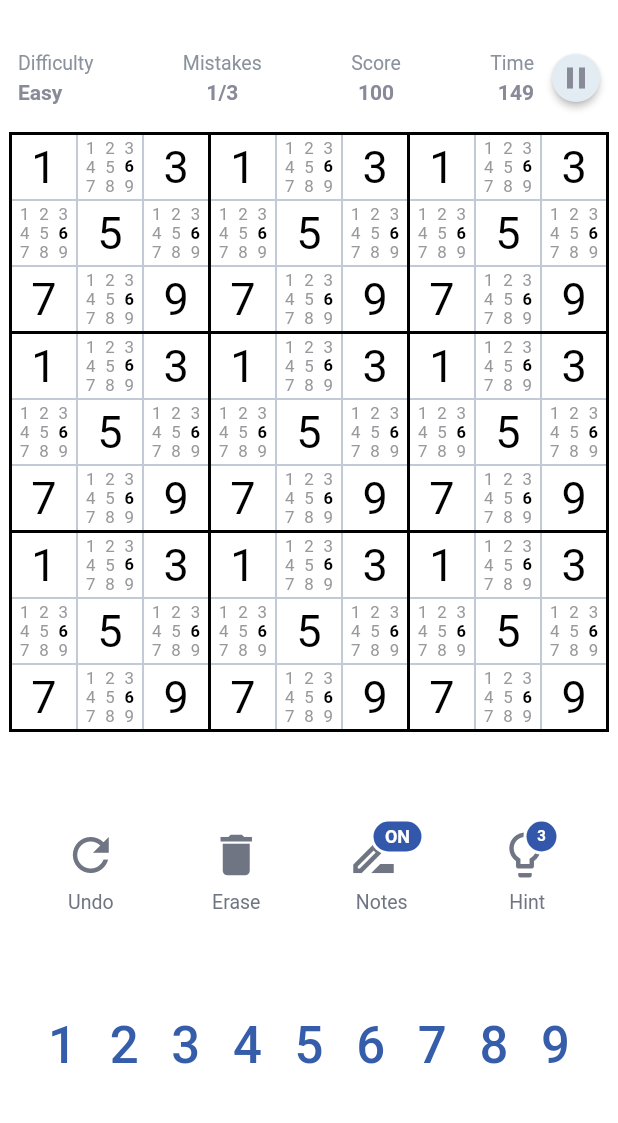
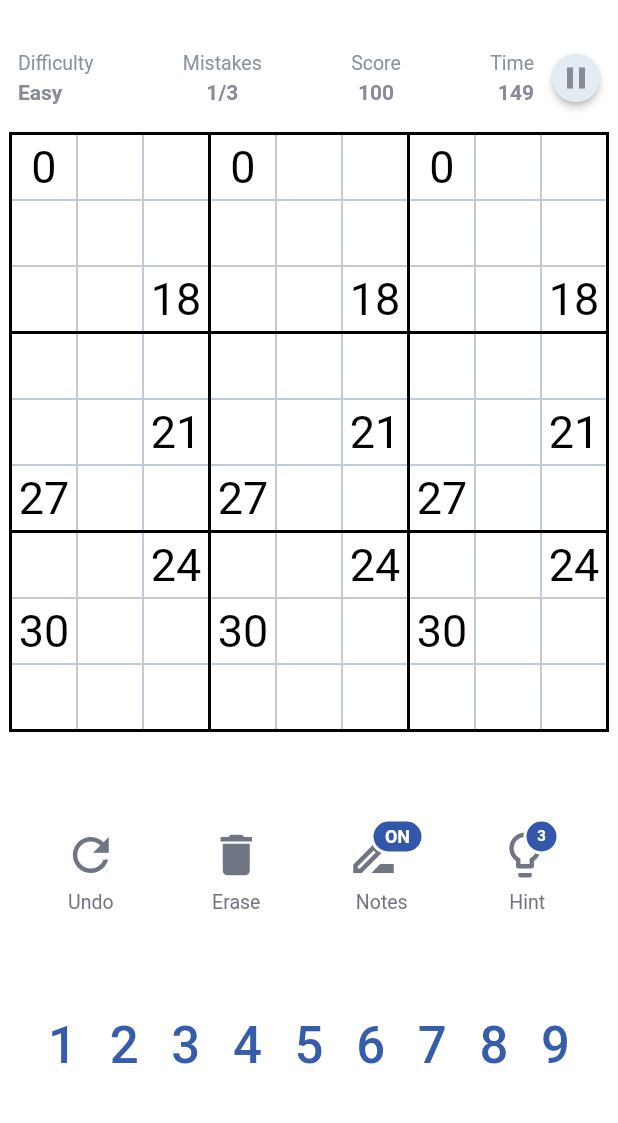
Before and after one commit to recepsenoglu/Flutter_Sudoku, a Flutter app: the screen it shows after launch, on a phone screen of 412 x 824 dp, the part 60-1183 px from its top. Run offline on Flutter 3.47's test engine with Material 2 defaults, Android fonts, the phone set to English and light mode, and no system bars.

Commit message:
provider added. necessary models created

```diff
--- /dev/null
+++ b/lib/models/board_model.dart
@@ -0,0 +1,16 @@
+import 'package:flutter_sudoku/models/cell_model.dart';
+
+class BoardModel {
+  final List<List<CellModel>> cells;
+
+  BoardModel({
+    required this.cells,
+  });
+
+  CellModel getCellByBoxIndex(int boxIndex, int boxCellIndex) {
+    final int y = (boxIndex / 3).floor() + (boxCellIndex / 3).floor();
+    final int x = boxCellIndex % 3 + 3 * (boxIndex / 3).floor();
+
+    return cells[y][x];
+  }
+}
--- /dev/null
+++ b/lib/models/cell_model.dart
@@ -0,0 +1,27 @@
+import 'package:flutter_sudoku/models/cell_position_model.dart';
+
+class CellModel {
+  int? value;
+  final int realValue;
+  final bool isGivenNumber;
+  bool isNoteCell;
+  final List<int> notes;
+  final CellPositionModel position;
+
+  CellModel({
+    this.value,
+    required this.realValue,
+    required this.isGivenNumber,
+    required this.isNoteCell,
+    required this.notes,
+    required this.position,
+  });
+
+  bool get hasValue => value != null;
+
+  bool get isValueCorrect => value == realValue;
+
+  List<String> stringNotes() => List<String>.from(notes);
+
+  String print() => isGivenNumber ? realValue.toString() : value != null ? value.toString() : ' ';
+}
--- /dev/null
+++ b/lib/models/cell_position_model.dart
@@ -0,0 +1,11 @@
+class CellPositionModel {
+  final int x;
+  final int y;
+
+  CellPositionModel({
+    required this.x,
+    required this.y,
+  });
+
+  int get boxIndex => y + (x / 3).floor();
+}
--- a/lib/screens/game_screen/game_screen.dart
+++ b/lib/screens/game_screen/game_screen.dart
@@ -2,6 +2,8 @@ import 'package:flutter/material.dart';
 import 'package:flutter/services.dart';
 import 'package:flutter_sudoku/constant/app_strings.dart';
 import 'package:flutter_sudoku/constant/enums.dart';
+import 'package:flutter_sudoku/models/cell_model.dart';
+import 'package:flutter_sudoku/screens/game_screen/game_screen_provider.dart';
 import 'package:flutter_sudoku/utils/app_colors.dart';
 import 'package:flutter_sudoku/utils/text_styles.dart';
 import 'package:flutter_sudoku/widgets/action_button/action_button.dart';
@@ -12,6 +14,7 @@ import 'package:flutter_sudoku/widgets/appBar_action_button.dart';
 import 'package:flutter_sudoku/widgets/game_info_widget.dart';
 import 'package:flutter_sudoku/widgets/sudoku_board/horizontal_lines.dart';
 import 'package:flutter_sudoku/widgets/sudoku_board/vertical_lines.dart';
+import 'package:provider/provider.dart';
 
 class GameScreen extends StatelessWidget {
   const GameScreen({super.key});
@@ -21,21 +24,26 @@ class GameScreen extends StatelessWidget {
     return Scaffold(
       backgroundColor: AppColors.background,
       appBar: const GameAppBar(),
-      body: Column(
-        children: const [
-          GameInfo(
+      body: ChangeNotifierProvider<GameScreenProvider>(
+        create: (context) => GameScreenProvider(),
+        child: Consumer<GameScreenProvider>(builder: (context, provider, _) {
+          return Column(
+            children: [
+              const GameInfo(
                 difficulty: Difficulty.Easy,
                 mistakes: 1,
                 score: 100,
                 time: 149,
               ),
-          SudokuBoard(),
-          Spacer(),
-          ActionButtons(),
-          Spacer(),
-          NumberButtons(),
-          Spacer(flex: 1),
+              SudokuBoard(provider: provider),
+              const Spacer(),
+              const ActionButtons(),
+              const Spacer(),
+              const NumberButtons(),
+              const Spacer(flex: 1),
             ],
+          );
+        }),
       ),
     );
   }
@@ -130,8 +138,11 @@ class NumberButtons extends StatelessWidget {
 
 class SudokuBoard extends StatelessWidget {
   const SudokuBoard({
+    required this.provider,
     super.key,
   });
+
+  final GameScreenProvider provider;
 
   @override
   Widget build(BuildContext context) {
@@ -164,7 +175,7 @@ class SudokuBoard extends StatelessWidget {
               crossAxisSpacing: borderWidth,
             ),
             itemCount: 9,
-            itemBuilder: (context, index) {
+            itemBuilder: (context, boxIndex) {
               return Stack(
                 children: [
                   VerticalLines(
@@ -183,9 +194,12 @@ class SudokuBoard extends StatelessWidget {
                       crossAxisSpacing: cellBorderWidth,
                     ),
                     itemCount: 9,
-                    itemBuilder: (context, index) {
-                      if (index % 2 == 0) {
-                        return NumberCell(index: index);
+                    itemBuilder: (context, boxCellIndex) {
+                      CellModel cellModel = provider.sudokuBoard
+                          .getCellByBoxIndex(boxIndex, boxCellIndex);
+
+                      if (!cellModel.isNoteCell) {
+                        return NumberCell(cell: cellModel);
                       }
 
                       return const NoteCell();
@@ -235,11 +249,11 @@ class NoteCell extends StatelessWidget {
 
 class NumberCell extends StatelessWidget {
   const NumberCell({
-    required this.index,
+    required this.cell,
     super.key,
   });
 
-  final int index;
+  final CellModel cell;
 
   @override
   Widget build(BuildContext context) {
@@ -247,8 +261,8 @@ class NumberCell extends StatelessWidget {
       color: Colors.white,
       child: Center(
         child: Text(
-          ((index % 9) + 1).toString(),
-          style: index % 2 == 0
+          cell.print(),
+          style: cell.isGivenNumber
               ? AppTextStyles.givenNumber
               : AppTextStyles.enteredNumber,
         ),
--- /dev/null
+++ b/lib/screens/game_screen/game_screen_provider.dart
@@ -0,0 +1,44 @@
+import 'package:flutter/material.dart';
+import 'package:flutter_sudoku/models/board_model.dart';
+import 'package:flutter_sudoku/models/cell_model.dart';
+import 'package:flutter_sudoku/models/cell_position_model.dart';
+
+class GameScreenProvider with ChangeNotifier {
+  late BoardModel sudokuBoard;
+
+  GameScreenProvider() {
+    _init();
+  }
+
+  void _init() {
+    _createNewBoard();
+  }
+
+  void _createNewBoard() {
+    List<List<CellModel>> cells = [];
+
+    for (var y = 0; y < 9; y++) {
+      for (var x = 0; x < 9; x++) {
+        final CellPositionModel position = CellPositionModel(x: x, y: y);
+
+        final cell = CellModel(
+          realValue: y * 8 + x,
+          isGivenNumber: (x + 1) % 3 == 0 && (y + 1) % 3 == 0 ||
+              x  % 3 == 0 && y % 3 == 0,
+          isNoteCell: false,
+          notes: [],
+          position: position,
+        );
+
+        if (cells.length <= y) {
+          cells.add([cell]);
+        } else {
+          cells[y].add(cell);
+        }
+      }
+    }
+
+    sudokuBoard = BoardModel(cells: cells);
+    notifyListeners();
+  }
+}
```
Lines whose indentation alone changed are shown as unchanged.
